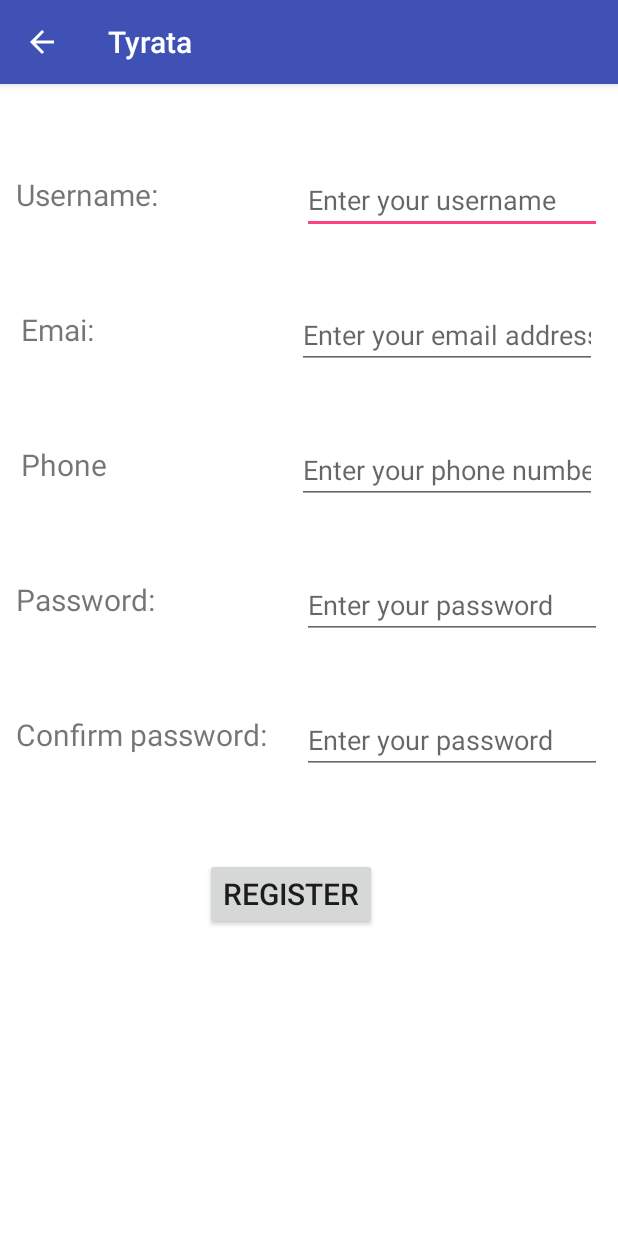
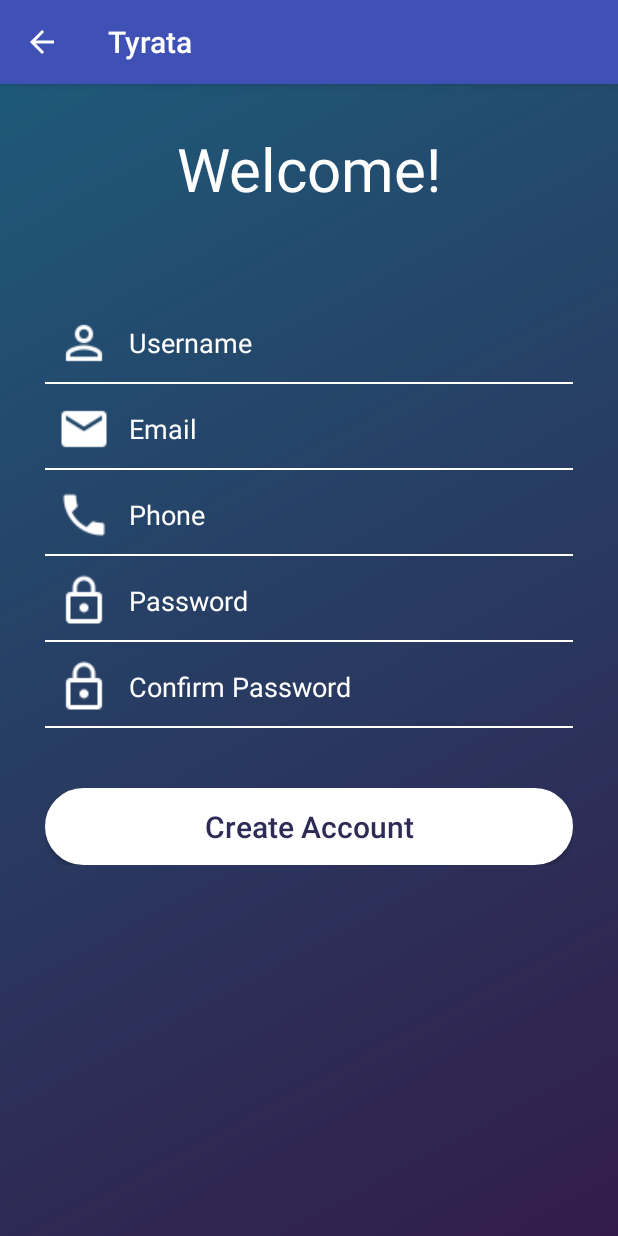
Before and after one commit to mandouss/tyrata-mobile, an Android app: the Register screen opened directly, with no data from a screen before it, on a phone screen of 412 x 824 dp. Run offline under Robolectric (Android 15) with nearby library versions, the phone set to English and light mode, and no system bars.

Commit message:
optimize login and register

```diff
--- a/app/src/main/AndroidManifest.xml
+++ b/app/src/main/AndroidManifest.xml
@@ -21,7 +21,9 @@
         android:theme="@style/AppTheme">
         <activity
             android:name=".MainActivity"/>
-        <activity android:name=".user.Log_in">
+        <activity
+            android:name=".user.Log_in"
+            android:windowSoftInputMode="adjustPan">
             <intent-filter>
                 <action android:name="android.intent.action.MAIN" />
 
--- /dev/null
+++ b/app/src/main/res/drawable/login_button.xml
@@ -0,0 +1,18 @@
+<?xml version="1.0" encoding="utf-8"?>
+<shape xmlns:android="http://schemas.android.com/apk/res/android">
+    <stroke
+        android:width="8dp"
+        android:color="@color/white"/>
+
+    <corners
+        android:radius="25dp"/>
+
+    <padding
+        android:top="2dp"
+        android:right="2dp"
+        android:left="2dp"
+        android:bottom="2dp"/>
+
+    <solid
+        android:color="@color/white"/>
+</shape>
--- /dev/null
+++ b/app/src/main/res/drawable/login_gradients.xml
@@ -0,0 +1,12 @@
+<?xml version="1.0" encoding="utf-8"?>
+<shape xmlns:android="http://schemas.android.com/apk/res/android">
+    <gradient
+        android:endColor="#1e5979"
+        android:startColor="#331c4a"
+        android:angle="135" />
+    <padding
+        android:bottom="7dp"
+        android:left="7dp"
+        android:right="7dp"
+        android:top="7dp"/>
+</shape>
--- a/app/src/main/res/layout/activity_main.xml
+++ b/app/src/main/res/layout/activity_main.xml
@@ -27,6 +27,7 @@
         android:layout_marginEnd="18dp"
         android:layout_marginStart="18dp"
         android:layout_marginTop="20dp"
+        android:dividerHeight="3dp"
         app:layout_constraintEnd_toEndOf="parent"
         app:layout_constraintStart_toStartOf="parent"
         app:layout_constraintTop_toBottomOf="@+id/textView_listlabel" />
--- a/app/src/main/res/layout/activity_register.xml
+++ b/app/src/main/res/layout/activity_register.xml
@@ -1,150 +1,155 @@
 <?xml version="1.0" encoding="utf-8"?>
-<android.support.constraint.ConstraintLayout xmlns:android="http://schemas.android.com/apk/res/android"
+<LinearLayout xmlns:android="http://schemas.android.com/apk/res/android"
     xmlns:app="http://schemas.android.com/apk/res-auto"
     xmlns:tools="http://schemas.android.com/tools"
     android:layout_width="match_parent"
     android:layout_height="match_parent"
-    android:background="@color/white"
+    android:paddingLeft="30dp"
+    android:paddingRight="30dp"
+    android:background="@drawable/login_gradients"
     tools:context="edu.duke.ece651.tyrata.user.Register">
 
-    <TextView
-        android:id="@+id/register_username"
-        android:layout_width="170dp"
-        android:layout_height="40dp"
-        android:layout_marginTop="60dp"
-        android:text="Username: "
-        android:textSize="20dp"
-        app:layout_constraintEnd_toStartOf="@+id/register_edit_username"
-        app:layout_constraintHorizontal_bias="0.5"
-        app:layout_constraintStart_toStartOf="parent"
-        app:layout_constraintTop_toTopOf="parent" />
+    <ScrollView
+        android:layout_width="match_parent"
+        android:layout_height="match_parent"
+        android:isScrollContainer="false">
 
-    <TextView
-        android:id="@+id/register_password"
-        android:layout_width="170dp"
-        android:layout_height="40dp"
-        android:layout_marginTop="50dp"
-        android:text="Password: "
-        android:textSize="20dp"
-        app:layout_constraintEnd_toStartOf="@+id/register_edit_password"
-        app:layout_constraintHorizontal_bias="0.5"
-        app:layout_constraintStart_toStartOf="parent"
-        app:layout_constraintTop_toBottomOf="@+id/register_phone" />
+        <LinearLayout
+            android:layout_width="match_parent"
+            android:layout_height="wrap_content"
+            android:orientation="vertical">
 
-    <TextView
-        android:id="@+id/register_comfirm_password"
-        android:layout_width="170dp"
-        android:layout_height="40dp"
-        android:layout_marginTop="50dp"
-        android:text="Confirm password: "
-        android:textSize="20dp"
-        app:layout_constraintEnd_toStartOf="@+id/register_confirm_password"
-        app:layout_constraintHorizontal_bias="0.5"
-        app:layout_constraintStart_toStartOf="parent"
-        app:layout_constraintTop_toBottomOf="@+id/register_password" />
+            <TextView
+                android:layout_width="240dp"
+                android:layout_height="100dp"
+                android:layout_gravity="center_horizontal"
+                android:gravity="center"
+                android:text="Welcome!"
+                android:textColor="@color/white"
+                android:textSize="40dp"
+                style="@style/Base.TextAppearance.AppCompat.Light.Widget.PopupMenu.Small"/>
 
-    <Button
-        android:id="@+id/register_submit"
-        android:layout_width="wrap_content"
-        android:layout_height="wrap_content"
-        android:layout_marginTop="56dp"
-        android:onClick="Register_to_login"
-        android:text="Register"
-        android:textSize="20dp"
-        app:layout_constraintEnd_toEndOf="parent"
-        app:layout_constraintHorizontal_bias="0.459"
-        app:layout_constraintStart_toStartOf="parent"
-        app:layout_constraintTop_toBottomOf="@+id/register_comfirm_password" />
+            <EditText
+                android:id="@+id/register_edit_username"
+                android:layout_width="match_parent"
+                android:layout_height="wrap_content"
+                android:inputType="text"
+                android:ems="10"
+                android:background="@android:color/transparent"
+                android:drawablePadding="12dp"
+                android:padding="8dp"
+                android:hint="Username"
+                android:textColorHint="@color/white"
+                android:textColor="@color/white"
+                android:maxLines="1"
+                android:drawableLeft="@drawable/ic_perm_identity_white_24dp"
+                android:layout_marginTop="40dp" />
 
-    <EditText
-        android:id="@+id/register_edit_username"
-        android:layout_width="200dp"
-        android:layout_height="40dp"
-        android:layout_marginStart="10dp"
-        android:layout_marginTop="60dp"
-        android:ems="10"
-        android:hint="Enter your username"
-        android:inputType="textPersonName"
-        app:layout_constraintEnd_toEndOf="parent"
-        app:layout_constraintHorizontal_bias="0.5"
-        app:layout_constraintStart_toEndOf="@+id/register_username"
-        app:layout_constraintTop_toTopOf="parent" />
+            <View
+                android:layout_width="match_parent"
+                android:layout_height="1dp"
+                android:background="@color/white"/>
 
-    <EditText
-        android:id="@+id/register_edit_password"
-        android:layout_width="200dp"
-        android:layout_height="40dp"
-        android:layout_marginStart="10dp"
-        android:layout_marginTop="50dp"
-        android:ems="10"
-        android:hint="Enter your password"
-        android:inputType="textPassword"
-        app:layout_constraintEnd_toEndOf="parent"
-        app:layout_constraintHorizontal_bias="0.5"
-        app:layout_constraintStart_toEndOf="@+id/register_password"
-        app:layout_constraintTop_toBottomOf="@+id/register_edit_phonenumber" />
+            <EditText
+                android:id="@+id/register_edit_email"
+                android:layout_width="match_parent"
+                android:layout_height="wrap_content"
+                android:inputType="textEmailAddress"
+                android:ems="10"
+                android:background="@android:color/transparent"
+                android:drawablePadding="12dp"
+                android:padding="8dp"
+                android:hint="Email"
+                android:textColorHint="@color/white"
+                android:textColor="@color/white"
+                android:maxLines="1"
+                android:drawableLeft="@drawable/ic_email_white_24dp"
+                android:layout_marginTop="4dp" />
 
-    <EditText
-        android:id="@+id/register_confirm_password"
-        android:layout_width="200dp"
-        android:layout_height="40dp"
-        android:layout_marginStart="10dp"
-        android:layout_marginTop="50dp"
-        android:ems="10"
-        android:hint="Enter your password"
-        android:inputType="textPassword"
-        app:layout_constraintEnd_toEndOf="parent"
-        app:layout_constraintHorizontal_bias="0.5"
-        app:layout_constraintStart_toEndOf="@+id/register_comfirm_password"
-        app:layout_constraintTop_toBottomOf="@+id/register_edit_password" />
+            <View
+                android:layout_width="match_parent"
+                android:layout_height="1dp"
+                android:background="@color/white"/>
 
-    <TextView
-        android:id="@+id/register_email"
-        android:layout_width="170dp"
-        android:layout_height="40dp"
-        android:layout_marginTop="50dp"
-        android:text="Emai: "
-        android:textSize="20dp"
-        app:layout_constraintEnd_toStartOf="@+id/register_edit_email"
-        app:layout_constraintHorizontal_bias="0.5"
-        app:layout_constraintStart_toStartOf="parent"
-        app:layout_constraintTop_toBottomOf="@+id/register_username" />
+            <EditText
+                android:id="@+id/register_edit_phonenumber"
+                android:layout_width="match_parent"
+                android:layout_height="wrap_content"
+                android:inputType="number"
+                android:ems="10"
+                android:background="@android:color/transparent"
+                android:drawablePadding="12dp"
+                android:padding="8dp"
+                android:hint="Phone"
+                android:textColorHint="@color/white"
+                android:textColor="@color/white"
+                android:maxLines="1"
+                android:drawableLeft="@drawable/ic_call_white_24dp"
+                android:layout_marginTop="4dp" />
 
-    <TextView
-        android:id="@+id/register_phone"
-        android:layout_width="170dp"
-        android:layout_height="40dp"
-        android:layout_marginTop="50dp"
-        android:text="Phone"
-        android:textSize="20dp"
-        app:layout_constraintEnd_toStartOf="@+id/register_edit_phonenumber"
-        app:layout_constraintHorizontal_bias="0.5"
-        app:layout_constraintStart_toStartOf="parent"
-        app:layout_constraintTop_toBottomOf="@+id/register_email" />
+            <View
+                android:layout_width="match_parent"
+                android:layout_height="1dp"
+                android:background="@color/white"/>
 
-    <EditText
-        android:id="@+id/register_edit_email"
-        android:layout_width="200dp"
-        android:layout_height="40dp"
-        android:layout_marginTop="50dp"
-        android:ems="10"
-        android:hint="Enter your email address"
-        android:inputType="textEmailAddress|textWebEmailAddress"
-        app:layout_constraintEnd_toEndOf="parent"
-        app:layout_constraintHorizontal_bias="0.5"
-        app:layout_constraintStart_toEndOf="@+id/register_email"
-        app:layout_constraintTop_toBottomOf="@+id/register_edit_username" />
+            <EditText
+                android:id="@+id/register_edit_password"
+                android:layout_width="match_parent"
+                android:layout_height="wrap_content"
+                android:inputType="textPassword"
+                android:ems="10"
+                android:background="@android:color/transparent"
+                android:drawablePadding="12dp"
+                android:padding="8dp"
+                android:hint="Password"
+                android:textColorHint="@color/white"
+                android:textColor="@color/white"
+                android:maxLines="1"
+                android:drawableLeft="@drawable/ic_lock_outline_white_24dp"
+                android:layout_marginTop="4dp" />
 
-    <EditText
-        android:id="@+id/register_edit_phonenumber"
-        android:layout_width="200dp"
-        android:layout_height="40dp"
-        android:layout_marginTop="50dp"
-        android:ems="10"
-        android:hint="Enter your phone number"
-        android:inputType="phone"
-        app:layout_constraintEnd_toEndOf="parent"
-        app:layout_constraintHorizontal_bias="0.5"
-        app:layout_constraintStart_toEndOf="@+id/register_phone"
-        app:layout_constraintTop_toBottomOf="@+id/register_edit_email" />
-</android.support.constraint.ConstraintLayout>
+            <View
+                android:layout_width="match_parent"
+                android:layout_height="1dp"
+                android:background="@color/white"/>
+
+            <EditText
+                android:id="@+id/register_confirm_password"
+                android:layout_width="match_parent"
+                android:layout_height="wrap_content"
+                android:inputType="textPassword"
+                android:ems="10"
+                android:background="@android:color/transparent"
+                android:drawablePadding="12dp"
+                android:padding="8dp"
+                android:hint="Confirm Password"
+                android:textColorHint="@color/white"
+                android:textColor="@color/white"
+                android:maxLines="1"
+                android:drawableLeft="@drawable/ic_lock_outline_white_24dp"
+                android:layout_marginTop="4dp" />
+
+            <View
+                android:layout_width="match_parent"
+                android:layout_height="1dp"
+                android:background="@color/white"/>
+
+            <Button
+                android:id="@+id/register_submit"
+                android:layout_width="match_parent"
+                android:layout_height="wrap_content"
+                android:background="@drawable/login_button"
+                android:text="Create Account"
+                android:textColor="#2e2c57"
+                android:textAllCaps="false"
+                android:padding="12dp"
+                android:clickable="true"
+                android:onClick="Register_to_login"
+                android:layout_marginTop="40dp"
+                android:textSize="20dp"
+                style="@style/Base.TextAppearance.AppCompat.Body2"/>
+
+
+        </LinearLayout>
+    </ScrollView>
+</LinearLayout>
--- a/app/src/main/res/values/styles.xml
+++ b/app/src/main/res/values/styles.xml
@@ -8,4 +8,9 @@
         <item name="colorAccent">@color/colorAccent</item>
     </style>
 
+    <style name="LoginEditText" parent="Theme.AppCompat.Light">
+        <item name="colorControlNormal">@color/white</item>
+        <item name="colorControlActivated">@color/white</item>
+    </style>
+
 </resources>
```
Also changed, not shown: app/src/main/res/layout/activity_log_in.xml (+109 -82 lines), app/src/main/res/drawable/ic_add_box_black_24dp.png (added), app/src/main/res/drawable/ic_bluetooth_audio_black_24dp.png (added), app/src/main/res/drawable/ic_call_white_24dp.png (added), app/src/main/res/drawable/ic_email_white_24dp.png (added), app/src/main/res/drawable/ic_lock_outline_white_24dp.png (added), app/src/main/res/drawable/ic_perm_identity_white_24dp.png (added), app/src/main/res/drawable/ic_report_black_24dp.png (added), app/src/main/res/drawable/login_background.jpg (added), app/src/main/res/drawable/login_background2.png (added), app/src/main/res/drawable/tyrata.jpg (deleted), app/src/main/res/drawable/tyrata.png (added).
